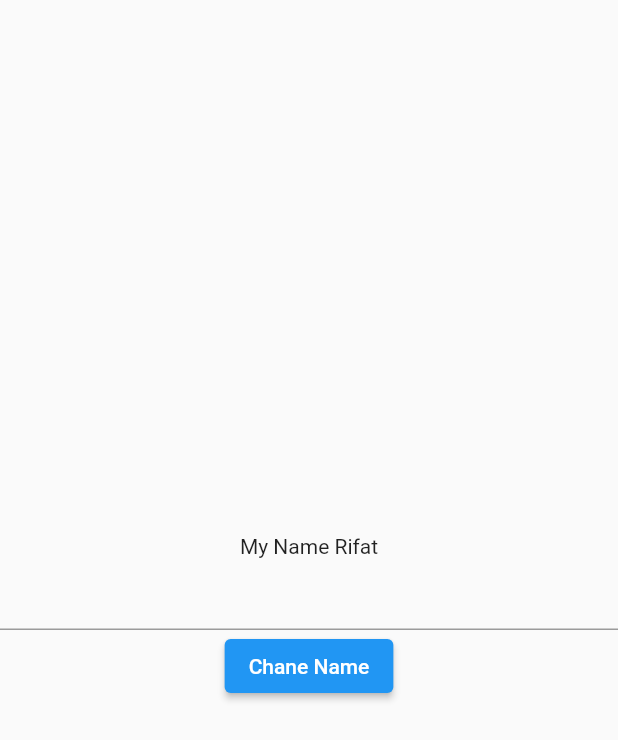
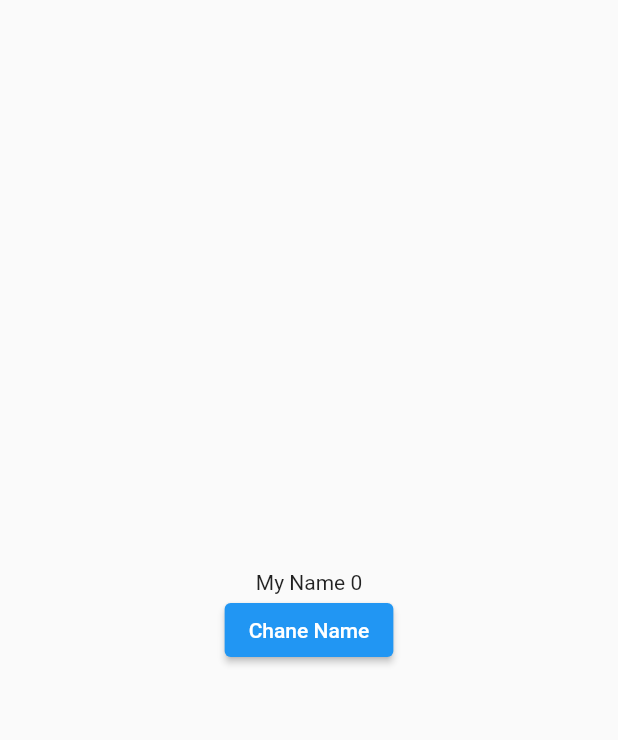
Before and after one commit to rajoanrahman100/riverpod_2.0_example, a Flutter app: the screen it shows after launch, on a phone screen of 412 x 824 dp. Shown: the top 740 px of the screen. Run offline on Flutter 3.47's test engine with Material 2 defaults, Android fonts, the phone set to English and light mode, and no system bars; our stand-ins replace flutter_riverpod.

Commit message:
State notifier provider example added

```diff
--- a/lib/main.dart
+++ b/lib/main.dart
@@ -2,7 +2,10 @@ import 'package:flutter/material.dart';
 import 'package:flutter_riverpod/flutter_riverpod.dart';
 import 'package:riverpod_demo/other_kind_of_provider/state_provider.dart';
 import 'package:riverpod_demo/providers_classifications/Provider/date_time_provider.dart';
+import 'package:riverpod_demo/providers_classifications/StateProvider/dropdown_example.dart';
 import 'package:riverpod_demo/providers_classifications/StateProvider/state_provider_example.dart';
+
+import 'providers_classifications/StateNotifierProvider/counter_stateNotifierProvider.dart';
 
 //Todo-> Riverpod Provider Syntax and Use
 //final nameProvider=Provider<String>((ref){return "Hello There";})
@@ -32,7 +35,7 @@ class MyApp extends StatelessWidget {
       theme: ThemeData(
         primarySwatch: Colors.blue,
       ),
-      home: StateProviderExample(),
+      home: CounterDemo(),
     );
   }
 }
--- a/lib/other_kind_of_provider/state_provider.dart
+++ b/lib/other_kind_of_provider/state_provider.dart
@@ -29,6 +29,8 @@ class CounterApp extends ConsumerWidget {
         padding: const EdgeInsets.all(20.0),
         child: Column(
           children: [
+
+
             Text(
               "$counter",
               style: const TextStyle(fontSize: 20),
@@ -37,7 +39,7 @@ class CounterApp extends ConsumerWidget {
                 onPressed: () {
                   ref.read(stateProvider.notifier).state++;
                 },
-                child: Text("Click"))
+                child: const Text("Click"))
           ],
         ),
       ),
--- /dev/null
+++ b/lib/providers_classifications/StateNotifierProvider/counter_stateNotifierProvider.dart
@@ -0,0 +1,37 @@
+import 'dart:developer';
+
+import 'package:flutter/material.dart';
+import 'package:flutter_riverpod/flutter_riverpod.dart';
+
+import 'counter_class.dart';
+
+final counterProvider=StateNotifierProvider<CounterProvider,int>((ref) {
+  return CounterProvider();
+},);
+
+class CounterDemo extends ConsumerWidget{
+  @override
+  Widget build(BuildContext context, WidgetRef ref) {
+    // TODO: implement build
+    var counterRef=ref.watch(counterProvider);
+    return Scaffold(
+        body: SizedBox(
+          height: MediaQuery.of(context).size.height,
+          width: MediaQuery.of(context).size.width,
+          child: Column(
+            crossAxisAlignment: CrossAxisAlignment.center,
+            mainAxisAlignment: MainAxisAlignment.center,
+            children: [
+              Text("My Name $counterRef"),
+              ElevatedButton(
+                  onPressed: () {
+                    ref.read(counterProvider.notifier).increment();
+                  },
+                  child: const Text("Chane Name"))
+            ],
+          ),
+        )
+    );
+  }
+
+}
```
Also changed, not shown: lib/providers_classifications/StateNotifierProvider/counter_class.dart (added, +10 -0 lines), lib/providers_classifications/StateProvider/dropdown_example.dart (added, +34 -0 lines).
